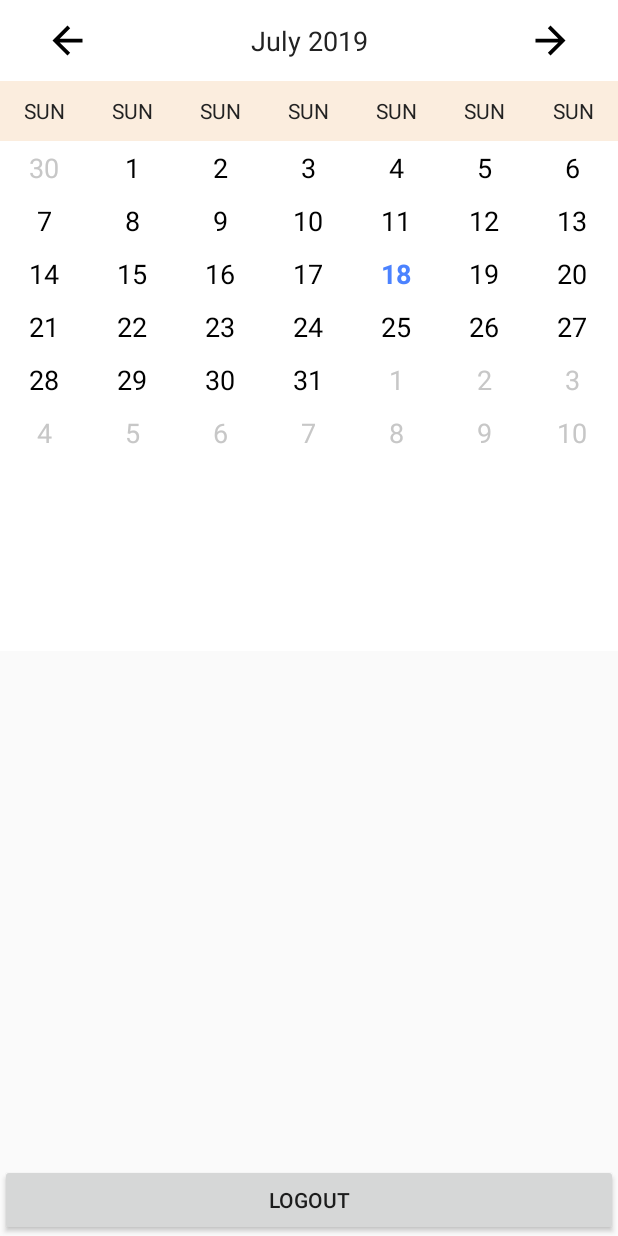
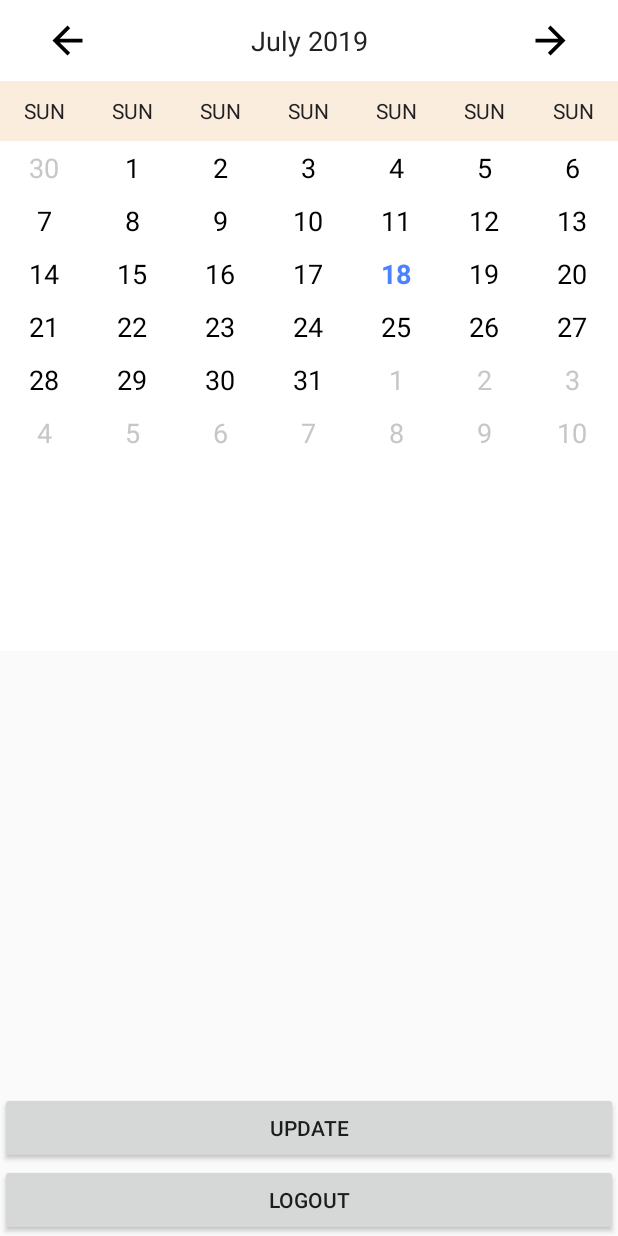
Before and after one commit to sushitrash06/nee-chan-periode, an Android app: the MainActivity screen opened directly, with no data from a screen before it, on a phone screen of 412 x 824 dp. Run offline under Robolectric (Android 15) with nearby library versions, the phone set to English and light mode, and no system bars; our stand-ins replace Firebase (no records; nobody signed in at launch, a user with empty details on screens opened directly); 5 statements that could not run were skipped.

Commit message:
KELAAAARRRR ASYIQQQQQ

```diff
--- a/app/src/main/java/com/example/android/nee_chanpriode/MainActivity.java
+++ b/app/src/main/java/com/example/android/nee_chanpriode/MainActivity.java
@@ -52,7 +52,7 @@ public class MainActivity extends AppCompatActivity implements View.OnClickListe
 
     HashSet<Date> events = new HashSet<>();
 
-    Button btn;
+    Button btn, btnUpdate;
 
 
     GoogleSignInClient mGoogleSignInClient;
@@ -114,6 +114,9 @@ public class MainActivity extends AppCompatActivity implements View.OnClickListe
         });
         btn.setOnClickListener(this);
 
+        btnUpdate = findViewById(R.id.btnUpdate);
+        btnUpdate.setOnClickListener(this);
+
 
         // [FINISH: INIT FIREBASE]
 
@@ -124,11 +127,19 @@ public class MainActivity extends AppCompatActivity implements View.OnClickListe
 
     @Override
     public void onClick(View v) {
-        FirebaseAuth.getInstance().signOut();
-        mGoogleSignInClient.signOut();
-        Intent i = new Intent(MainActivity.this, LoginActivity.class);
-        startActivity(i);
-        finish();
+
+        if(v.getId() == R.id.btnLogout){
+            FirebaseAuth.getInstance().signOut();
+            mGoogleSignInClient.signOut();
+            Intent i = new Intent(MainActivity.this, LoginActivity.class);
+            startActivity(i);
+            finish();
+        }else if(v.getId() == R.id.btnUpdate){
+            Intent i = new Intent(MainActivity.this, DataHaidActivity.class);
+            i.putExtra("UPDATE", "111");
+            startActivity(i);
+        }
+
 
 
     }
--- a/app/src/main/res/layout/activity_main.xml
+++ b/app/src/main/res/layout/activity_main.xml
@@ -31,6 +31,12 @@
 
 
         <Button
+            android:id="@+id/btnUpdate"
+            android:layout_width="match_parent"
+            android:layout_height="wrap_content"
+            android:layout_above="@+id/btnLogout"
+            android:text="update"/>
+        <Button
             android:id="@+id/btnLogout"
             android:layout_width="match_parent"
             android:layout_height="wrap_content"
```
Also changed, not shown: app/src/main/java/com/example/android/nee_chanpriode/CalendarLib/CalendarActivity.java (+4 -6 lines), app/src/main/java/com/example/android/nee_chanpriode/DataHaidActivity.java (+8 -2 lines).
